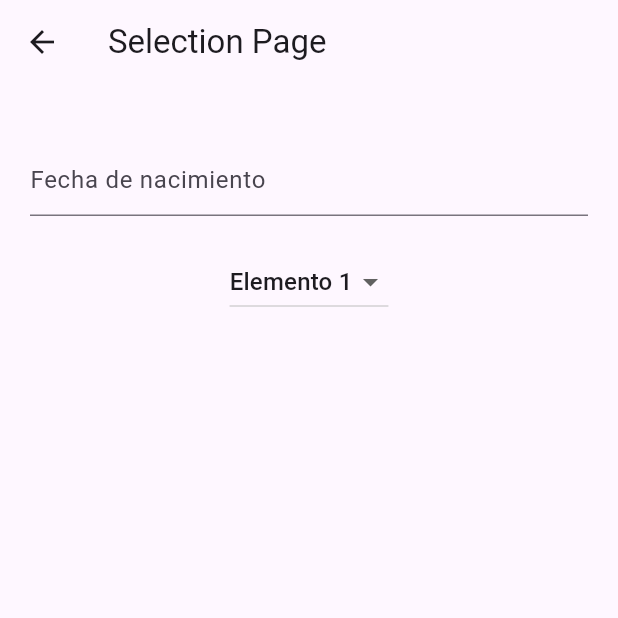
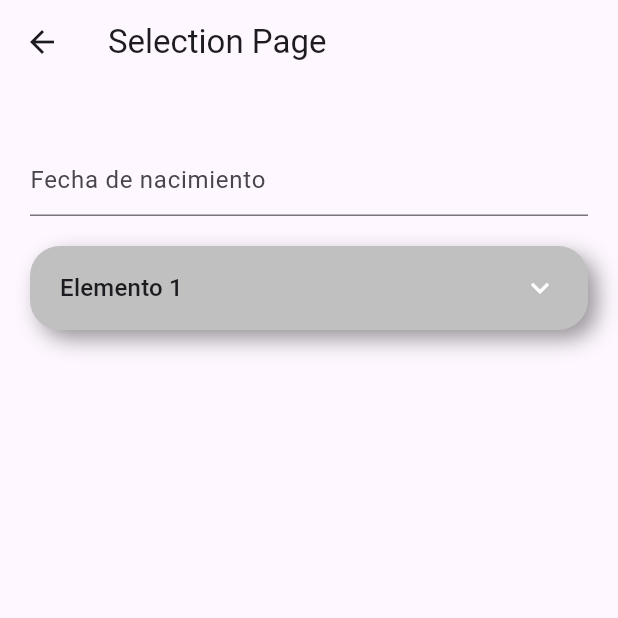
Before and after one commit to KeingCasabona/Tecsup-semana6-flutter_codigo_components, a Flutter app: the SelectionPage screen opened directly, on a phone screen of 412 x 824 dp, the top half of it. Run offline on Flutter 3.47's test engine with Material 3 defaults, Android fonts, the phone set to English and light mode, and no system bars; our stand-ins replace google_fonts; network calls fail.

Commit message:
feat: Add Editing DropdownButton

```diff
--- a/lib/pages/selection_page.dart
+++ b/lib/pages/selection_page.dart
@@ -53,8 +53,24 @@ class _SelectionPageState extends State<SelectionPage> {
               },
             ),
             SizedBox(height: 20),
-            DropdownButton(
+            Container(
+              padding: EdgeInsets.symmetric(horizontal: 20, vertical: 4),
+              decoration: BoxDecoration(
+                color: const Color.fromARGB(255, 193, 192, 192),
+                borderRadius: BorderRadius.circular(20),
+                boxShadow: [
+                  BoxShadow(
+                    color: Colors.black.withOpacity(0.4),
+                    blurRadius: 12,
+                    offset: Offset(6, 6),
+                  ),
+                ],
+              ),
+              child: DropdownButton(
+                isExpanded: true,
+                underline: Container(),
                 value: selectedValue,
+                icon: Icon(Icons.keyboard_arrow_down, color: Colors.white),
                 items: [
                   DropdownMenuItem(
                     child: Text('Elemento 1'),
@@ -81,6 +97,7 @@ class _SelectionPageState extends State<SelectionPage> {
                   selectedValue = value!;
                   setState(() {});
                 },
+              ),
             )
           ],
         ),
```
Lines whose indentation alone changed are shown as unchanged.
